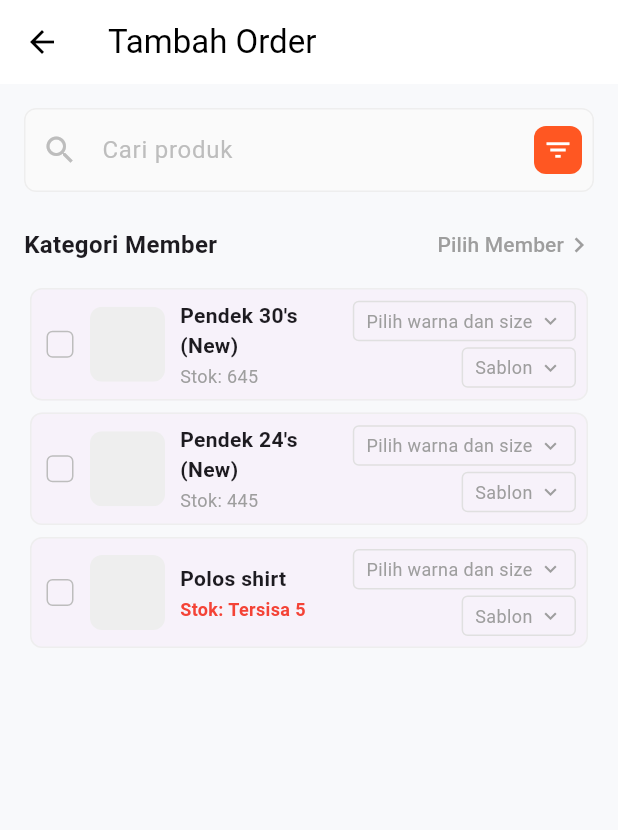
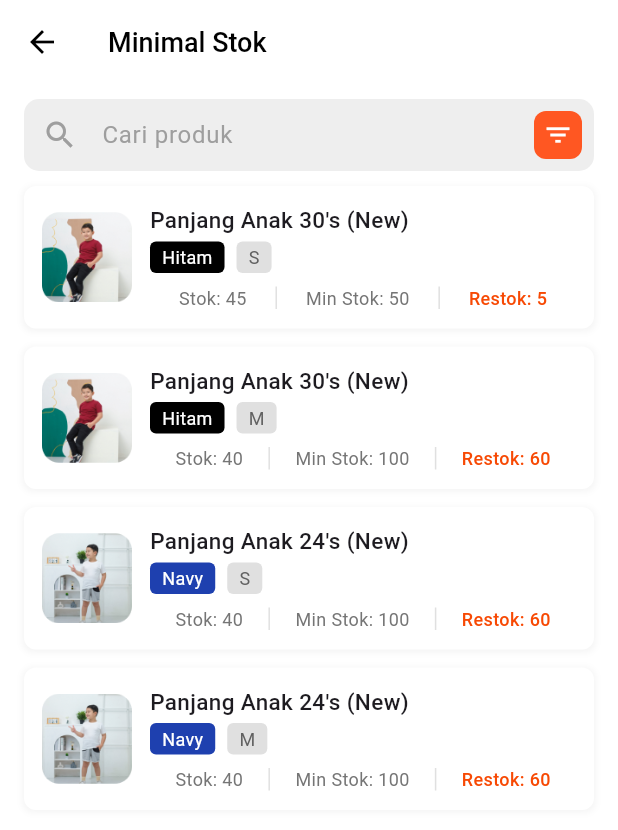
Before and after one commit to heatherbrain/Flutter-design, a Flutter app: the screen it shows after launch, on a phone screen of 412 x 824 dp. Shown: the top 830 px of the screen. Run offline on Flutter 3.47's test engine with Material 3 defaults, Android fonts, the phone set to English and light mode, and no system bars; our stand-ins replace fl_chart, get, google_fonts.

Commit message:
stock screen

```diff
--- a/lib/main.dart
+++ b/lib/main.dart
@@ -1,12 +1,14 @@
 import 'package:flutter/material.dart';
 import 'package:from_design/components/navigation_menu.dart';
 import 'package:from_design/screens/add_order_screen.dart';
+import 'package:from_design/screens/home_screen.dart';
 import 'package:from_design/screens/order_screen.dart';
 import 'package:from_design/screens/signin_screen.dart';
+import 'package:from_design/screens/stock_screen.dart';
 import 'package:get/get.dart';
 
 void main() {
-  runApp(GetMaterialApp(
-    home: AddOrderScreen(),
+  runApp(const GetMaterialApp(
+    home: StockScreen(),
   ));
 }
--- a/lib/screens/add_order_screen.dart
+++ b/lib/screens/add_order_screen.dart
@@ -1,14 +1,21 @@
 import 'package:flutter/material.dart';
 import 'package:get/get.dart';
 
-class AddOrderScreen extends StatelessWidget {
+class AddOrderScreen extends StatefulWidget {
+  const AddOrderScreen({super.key});
+
+  @override
+  _AddOrderScreenState createState() => _AddOrderScreenState();
+}
+
+class _AddOrderScreenState extends State<AddOrderScreen> {
   @override
   Widget build(BuildContext context) {
     return Scaffold(
-      backgroundColor: Color(0xFFF8F9FB),
+      backgroundColor: const Color(0xFFF8F9FB),
       appBar: AppBar(
         leading: IconButton(
-          icon: Icon(Icons.arrow_back, color: Colors.black),
+          icon: const Icon(Icons.arrow_back, color: Colors.black),
           onPressed: () => Navigator.of(context).pop(),
         ),
         title:
@@ -17,12 +24,35 @@ class AddOrderScreen extends StatelessWidget {
         elevation: 0,
         shadowColor: Colors.black,
       ),
-      body: Padding(
+      body: Column(
+        children: [
+          Expanded(
+            child: Padding(
               padding: const EdgeInsets.all(16.0),
               child: Column(
                 crossAxisAlignment: CrossAxisAlignment.start,
                 children: [
-            Container(
+                  _buildSearchBar(),
+                  const SizedBox(height: 20),
+
+                  _buildMemberCategorySection(),
+
+                  Expanded(
+                    child: _buildProductList(),
+                  ),
+                ],
+              ),
+            ),
+          ),
+
+          _buildFooter(),
+        ],
+      ),
+    );
+  }
+
+  Widget _buildSearchBar() {
+    return Container(
       decoration: BoxDecoration(
         color: Colors.white,
         borderRadius: BorderRadius.circular(8),
@@ -34,7 +64,8 @@ class AddOrderScreen extends StatelessWidget {
           filled: true,
           prefixIcon: Icon(Icons.search, color: Colors.grey[400]),
           hintText: 'Cari produk',
-                  hintStyle: TextStyle(color: Colors.grey[400]),
+          hintStyle:
+              TextStyle(color: Colors.grey[400], fontWeight: FontWeight.w400),
           border: OutlineInputBorder(
             borderRadius: BorderRadius.circular(8.0),
             borderSide: BorderSide(color: Colors.grey[200]!),
@@ -48,160 +79,220 @@ class AddOrderScreen extends StatelessWidget {
             borderSide: BorderSide(color: Colors.grey[200]!),
           ),
           suffixIcon: Container(
-                    margin: EdgeInsets.all(8),
+            margin: const EdgeInsets.all(8),
             decoration: BoxDecoration(
               color: Colors.deepOrange,
               borderRadius: BorderRadius.circular(8),
             ),
-                    child: Icon(Icons.filter_list, color: Colors.white, size: 20),
+            child: const Icon(Icons.filter_list, color: Colors.white, size: 20),
           ),
         ),
       ),
-            ),
-            const SizedBox(height: 20),
-            Row(
+    );
+  }
+
+  Widget _buildMemberCategorySection() {
+    return Padding(
+      padding: const EdgeInsets.symmetric(horizontal: 16.0),
+      child: Row(
         mainAxisAlignment: MainAxisAlignment.spaceBetween,
         children: [
-                Text(
-                  'Kategori Member',
-                  style: TextStyle(fontSize: 16, fontWeight: FontWeight.bold),
-                ),
+          const Text('Kategori Member',
+              style: TextStyle(fontSize: 14, fontWeight: FontWeight.w400)),
           TextButton(
             onPressed: () {},
-                  style: TextButton.styleFrom(
-                    padding: EdgeInsets.zero,
-                    minimumSize: Size(50, 30),
-                    tapTargetSize: MaterialTapTargetSize.shrinkWrap,
-                    alignment: Alignment.centerRight,
-                  ),
-                  child: Row(
+            child: const Row(
               children: [
-                      Text('Pilih Member', style: TextStyle(color: Colors.grey)),
-                      Icon(Icons.chevron_right, color: Colors.grey, size: 20),
+                Text('Pilih Member',
+                    style: TextStyle(
+                        color: Colors.grey,
+                        fontSize: 12,
+                        fontWeight: FontWeight.w400)),
+                Icon(Icons.chevron_right, color: Colors.grey),
               ],
             ),
           ),
         ],
       ),
-            const SizedBox(height: 10),
-            Expanded(
-              child: ListView(
+    );
+  }
+
+  Widget _buildProductList() {
+    return ListView(
+      padding: const EdgeInsets.symmetric(horizontal: 16.0),
       children: [
         ProductItem(
           title: 'Pendek 30\'s (New)',
           stock: 645,
+          imageUrl: 'assets/images/order1.png',
         ),
         ProductItem(
           title: 'Pendek 24\'s (New)',
           stock: 445,
+          imageUrl: 'assets/images/order2.png',
         ),
         ProductItem(
           title: 'Polos shirt',
           stock: 5,
           isLowStock: true,
+          imageUrl: 'assets/images/order3.png',
         ),
+        ProductItem(
+          title: 'Oversize 24s',
+          stock: 123,
+          imageUrl: 'assets/images/order4.png',
+        ),
+      ],
+    );
+  }
+
+  Widget _buildFooter() {
+    return Container(
+      padding: const EdgeInsets.symmetric(horizontal: 20.0, vertical: 27.0),
+      decoration: BoxDecoration(
+        color: Colors.white,
+        borderRadius: const BorderRadius.vertical(top: Radius.circular(16.0)),
+        boxShadow: [
+          BoxShadow(
+            color: Colors.black.withOpacity(0.1),
+            blurRadius: 7.0,
+            offset: const Offset(0, -2),
+          ),
+        ],
+      ),
+      child: Row(
+        mainAxisAlignment: MainAxisAlignment.spaceBetween,
+        children: [
+          const Column(
+            crossAxisAlignment: CrossAxisAlignment.start,
+            children: [
+              Text('Total Pembayaran',
+                  style: TextStyle(fontSize: 14, fontWeight: FontWeight.w400)),
+              Text('Rp 0',
+                  style: TextStyle(
+                      fontSize: 18,
+                      fontWeight: FontWeight.bold,
+                      color: Colors.red)),
+            ],
+          ),
+          ElevatedButton(
+            onPressed: () {},
+            style: ElevatedButton.styleFrom(
+              padding: const EdgeInsets.symmetric(horizontal: 32.0, vertical: 12.0),
+              shape: RoundedRectangleBorder(
+                borderRadius: BorderRadius.circular(8.0),
+              ),
+            ),
+            child: const Text(
+              'Order (0)',
+              style: TextStyle(fontSize: 16, color: Colors.grey),
+            ),
+          ),
+        ],
+      ),
+    );
+  }
+}
+
+class ProductItem extends StatefulWidget {
+  final String title;
+  final int stock;
+  final String imageUrl;
+  final bool isLowStock;
+
+  const ProductItem({super.key,
+    required this.title,
+    required this.stock,
+    required this.imageUrl,
+    this.isLowStock = false,
+  });
+
+  @override
+  _ProductItemState createState() => _ProductItemState();
+}
+
+class _ProductItemState extends State<ProductItem> {
+  bool _isChecked = false; // Status checkbox
+
+  @override
+  Widget build(BuildContext context) {
+    return Container(
+      width: 328,
+      height: 110,
+      margin: const EdgeInsets.only(bottom: 12),
+      child: Row(
+        children: [
+          Checkbox(
+            value: _isChecked,
+            onChanged: (bool? value) {
+              setState(() {
+                _isChecked = value!;
+              });
+            },
+            activeColor: const Color(0xFFF74904),
+            shape:
+                RoundedRectangleBorder(borderRadius: BorderRadius.circular(4)),
+          ),
+          Column(
+            mainAxisAlignment: MainAxisAlignment.center,
+            children: [
+              Container(
+                width: 52,
+                height: 52,
+                decoration: BoxDecoration(
+                  borderRadius: BorderRadius.circular(8),
+                  image: DecorationImage(
+                    image: AssetImage(widget.imageUrl),
+                    fit: BoxFit.cover,
+                  ),
+                ),
+              ),
+              const SizedBox(height: 4),
+              Text(
+                widget.isLowStock
+                    ? 'Tersisa ${widget.stock}'
+                    : 'Stok: ${widget.stock}',
+                style: TextStyle(
+                  color: widget.isLowStock ? Colors.red : Colors.grey,
+                  fontWeight:
+                      widget.isLowStock ? FontWeight.bold : FontWeight.normal,
+                  fontSize: 12,
+                ),
+              ),
+            ],
+          ),
+          const SizedBox(width: 12),
+          Expanded(
+            child: Column(
+              crossAxisAlignment: CrossAxisAlignment.start,
+              mainAxisAlignment: MainAxisAlignment.center,
+              children: [
+                Text(widget.title,
+                    style: const TextStyle(fontWeight: FontWeight.bold)),
+                const SizedBox(height: 4),
+                _buildDropdown('Pilih warna dan size'),
+                const SizedBox(height: 4),
+                _buildDropdown('Sablon'),
               ],
             ),
           ),
         ],
       ),
-      ),
-    );
-  }
-}
-
-class ProductItem extends StatelessWidget {
-  final String title;
-  final int stock;
-  final bool isLowStock;
-
-  ProductItem({
-    required this.title,
-    required this.stock,
-    this.isLowStock = false,
-  });
-
-  @override
-  Widget build(BuildContext context) {
-    return Card(
-      elevation: 0,
-      shape: RoundedRectangleBorder(
-        borderRadius: BorderRadius.circular(8),
-        side: BorderSide(color: Colors.grey.shade200),
-      ),
-      child: Padding(
-        padding: const EdgeInsets.all(8.0),
-        child: Row(
-          children: [
-            SizedBox(
-              width: 24,
-              height: 24,
-              child: Checkbox(
-                value: false,
-                onChanged: (bool? value) {},
-                shape: RoundedRectangleBorder(
-                  borderRadius: BorderRadius.circular(4),
-                ),
-                side: BorderSide(color: Colors.grey.shade400),
-              ),
-            ),
-            const SizedBox(width: 8),
-            ClipRRect(
-              borderRadius: BorderRadius.circular(8),
-              child: Container(
-                width: 50,
-                height: 50,
-                color: Colors.grey.shade200, // Placeholder for the image
-              ),
-            ),
-            const SizedBox(width: 10),
-            Expanded(
-              child: Column(
-                crossAxisAlignment: CrossAxisAlignment.start,
-                children: [
-                  Text(
-                    title,
-                    style: TextStyle(fontSize: 14, fontWeight: FontWeight.bold),
-                  ),
-                  const SizedBox(height: 2),
-                  Text(
-                    'Stok: ${isLowStock ? "Tersisa " : ""}$stock',
-                    style: TextStyle(
-                      fontSize: 12,
-                      color: isLowStock ? Colors.red : Colors.grey,
-                      fontWeight: isLowStock ? FontWeight.bold : FontWeight.normal,
-                    ),
-                  ),
-                ],
-              ),
-            ),
-            Column(
-              crossAxisAlignment: CrossAxisAlignment.end,
-              children: [
-                _buildDropdown('Pilih warna dan size'),
-                const SizedBox(height: 4),
-                _buildDropdown('Sablon'),
-              ],
-            ),
-          ],
-        ),
-      ),
     );
   }
 
-  Widget _buildDropdown(String hint) {
+  Widget _buildDropdown(String text) {
     return Container(
-      padding: EdgeInsets.symmetric(horizontal: 8, vertical: 4),
+      padding: const EdgeInsets.symmetric(horizontal: 8, vertical: 4),
       decoration: BoxDecoration(
-        border: Border.all(color: Colors.grey.shade300),
+        border: Border.all(color: Colors.grey[300]!),
         borderRadius: BorderRadius.circular(4),
       ),
       child: Row(
         mainAxisSize: MainAxisSize.min,
         children: [
-          Text(hint, style: TextStyle(fontSize: 12, color: Colors.grey)),
-          const SizedBox(width: 4),
-          Icon(Icons.keyboard_arrow_down, size: 16, color: Colors.grey),
+          Text(text, style: const TextStyle(fontSize: 12, color: Colors.grey)),
+          const Icon(Icons.arrow_drop_down, size: 16, color: Colors.grey),
         ],
       ),
     );
--- a/lib/screens/signin_screen.dart
+++ b/lib/screens/signin_screen.dart
@@ -1,5 +1,4 @@
 import 'package:flutter/material.dart';
-import 'package:flutter/widgets.dart';
 import 'package:from_design/components/navigation_menu.dart';
 import 'package:from_design/widget/custom_scaffold.dart';
 import 'package:google_fonts/google_fonts.dart';
--- /dev/null
+++ b/lib/screens/stock_screen.dart
@@ -0,0 +1,228 @@
+import 'package:flutter/material.dart';
+
+class StockScreen extends StatelessWidget {
+  const StockScreen({Key? key}) : super(key: key);
+
+  @override
+  Widget build(BuildContext context) {
+    return Scaffold(
+      backgroundColor: Colors.white,
+      appBar: AppBar(
+        leading: IconButton(
+          icon: const Icon(Icons.arrow_back, color: Colors.black),
+          onPressed: () => Navigator.of(context).pop(),
+        ),
+        title: const Text('Minimal Stok',
+            style: TextStyle(
+                color: Colors.black,
+                fontSize: 18,
+                fontWeight: FontWeight.w500)),
+        backgroundColor: Colors.white,
+        elevation: 0,
+      ),
+      body: Column(
+        children: [
+          Padding(
+            padding:
+                const EdgeInsets.symmetric(horizontal: 16.0, vertical: 10.0),
+            child: _buildSearchBar(),
+          ),
+          Expanded(
+            child: _buildProductList(),
+          ),
+        ],
+      ),
+    );
+  }
+
+  Widget _buildSearchBar() {
+    return Container(
+      decoration: BoxDecoration(
+        color: Colors.grey[200],
+        borderRadius: BorderRadius.circular(10),
+      ),
+      child: TextField(
+        decoration: InputDecoration(
+          hintText: 'Cari produk',
+          hintStyle: TextStyle(color: Colors.grey[500]),
+          prefixIcon: Icon(Icons.search, color: Colors.grey[500]),
+          suffixIcon: Container(
+            margin: const EdgeInsets.all(8),
+            decoration: BoxDecoration(
+              color: Colors.deepOrange,
+              borderRadius: BorderRadius.circular(8),
+            ),
+            child: const Icon(Icons.filter_list, color: Colors.white, size: 20),
+          ),
+          border: InputBorder.none,
+          contentPadding: const EdgeInsets.symmetric(vertical: 12),
+        ),
+      ),
+    );
+  }
+
+  Widget _buildProductList() {
+    return ListView(
+      padding: const EdgeInsets.symmetric(horizontal: 16.0),
+      children: const [
+        ProductItem(
+          title: 'Panjang Anak 30\'s (New)',
+          color: 'Hitam',
+          size: 'S',
+          stock: 45,
+          minStock: 50,
+          assetPath: 'assets/images/stok1.png',
+        ),
+        ProductItem(
+          title: 'Panjang Anak 30\'s (New)',
+          color: 'Hitam',
+          size: 'M',
+          stock: 40,
+          minStock: 100,
+          assetPath: 'assets/images/stok1.png',
+        ),
+        ProductItem(
+          title: 'Panjang Anak 24\'s (New)',
+          color: 'Navy',
+          size: 'S',
+          stock: 40,
+          minStock: 100,
+          assetPath: 'assets/images/stok2.png',
+        ),
+        ProductItem(
+          title: 'Panjang Anak 24\'s (New)',
+          color: 'Navy',
+          size: 'M',
+          stock: 40,
+          minStock: 100,
+          assetPath: 'assets/images/stok2.png',
+        ),
+      ],
+    );
+  }
+}
+
+class ProductItem extends StatelessWidget {
+  final String title;
+  final String color;
+  final String size;
+  final int stock;
+  final int minStock;
+  final String assetPath;
+
+  const ProductItem({
+    Key? key,
+    required this.title,
+    required this.color,
+    required this.size,
+    required this.stock,
+    required this.minStock,
+    required this.assetPath,
+  }) : super(key: key);
+
+  @override
+  Widget build(BuildContext context) {
+    final restockAmount = minStock - stock;
+
+    return Container(
+      margin: const EdgeInsets.only(bottom: 12),
+      padding: const EdgeInsets.all(12),
+      decoration: BoxDecoration(
+        color: Colors.white,
+        borderRadius: BorderRadius.circular(8),
+        boxShadow: [
+          BoxShadow(
+            color: Colors.grey.withOpacity(0.1),
+            spreadRadius: 1,
+            blurRadius: 3,
+            offset: const Offset(0, 1),
+          ),
+        ],
+      ),
+      child: Row(
+        children: [
+          Container(
+            width: 60,
+            height: 60,
+            decoration: BoxDecoration(
+              borderRadius: BorderRadius.circular(8),
+              image: DecorationImage(
+                image: AssetImage(assetPath),
+                fit: BoxFit.cover,
+              ),
+            ),
+          ),
+          const SizedBox(width: 12),
+          Expanded(
+            child: Column(
+              crossAxisAlignment: CrossAxisAlignment.start,
+              children: [
+                Text(title,
+                    style: const TextStyle(
+                        fontWeight: FontWeight.w500, fontSize: 15)),
+                const SizedBox(height: 4),
+                Row(
+                  children: [
+                    Container(
+                      padding: const EdgeInsets.symmetric(
+                          horizontal: 8, vertical: 2),
+                      decoration: BoxDecoration(
+                        color: color == 'Hitam' ? Colors.black : Color(0xFF1E40AF),
+                        borderRadius: BorderRadius.circular(4),
+                      ),
+                      child: Text(color,
+                          style: const TextStyle(
+                              color: Colors.white, fontSize: 12)),
+                    ),
+                    const SizedBox(width: 8),
+                    Container(
+                      padding: const EdgeInsets.symmetric(
+                          horizontal: 8, vertical: 2),
+                      decoration: BoxDecoration(
+                        color: Colors.grey[300],
+                        borderRadius: BorderRadius.circular(4),
+                      ),
+                      child: Text(size,
+                          style:
+                              TextStyle(color: Colors.grey[700], fontSize: 12)),
+                    ),
+                  ],
+                ),
+                const SizedBox(height: 8),
+                Row(
+                  mainAxisAlignment: MainAxisAlignment.spaceEvenly,
+                  children: [
+                    Text('Stok: $stock',
+                        style:
+                            TextStyle(color: Colors.grey[600], fontSize: 12)),
+                    Container(
+                      height: 15,
+                      width: 1,
+                      color: Colors.grey[300],
+                    ),
+                    Text('Min Stok: $minStock',
+                        style:
+                            TextStyle(color: Colors.grey[600], fontSize: 12)),
+                    Container(
+                      height: 15,
+                      width: 1,
+                      color: Colors.grey[300],
+                    ),
+                    Text(
+                      'Restok: ${restockAmount.abs()}',
+                      style: TextStyle(
+                        color: const Color(0xFFF74904),
+                        fontSize: 12,
+                        fontWeight: FontWeight.w500,
+                      ),
+                    ),
+                  ],
+                ),
+              ],
+            ),
+          ),
+        ],
+      ),
+    );
+  }
+}
--- a/lib/widget/home/bar_graph/bar_graph.dart
+++ b/lib/widget/home/bar_graph/bar_graph.dart
@@ -5,7 +5,7 @@ import 'package:from_design/widget/home/bar_graph/bar_data.dart';
 class BarGraph extends StatelessWidget {
   final List<double> weeklySummary;
 
-  const BarGraph({Key? key, required this.weeklySummary}) : super(key: key);
+  const BarGraph({super.key, required this.weeklySummary});
 
   @override
   Widget build(BuildContext context) {
@@ -23,7 +23,7 @@ class BarGraph extends StatelessWidget {
       BarChartData(
         maxY: 100,
         minY: 0,
-        titlesData: FlTitlesData(
+        titlesData: const FlTitlesData(
           topTitles: AxisTitles(sideTitles: SideTitles(showTitles: false)),
           rightTitles: AxisTitles(sideTitles: SideTitles(showTitles: false)),
           bottomTitles: AxisTitles(sideTitles: SideTitles(showTitles: false)),
```
Also changed, not shown: lib/components/navigation_menu.dart (+15 -10 lines), lib/screens/home_screen.dart (+60 -38 lines), lib/widget/home/marketplace.dart (+6 -4 lines), lib/widget/home/notification.dart (+5 -5 lines), lib/widget/home/product_slide.dart (+8 -8 lines), pubspec.yaml (+7 -1 lines), assets/images/order1.png (added), assets/images/order2.png (added), assets/images/order3.png (added), assets/images/order4.png (added), assets/images/stok1.png (added), assets/images/stok2.png (added), 1 other file. Lines whose indentation alone changed are shown as unchanged.
